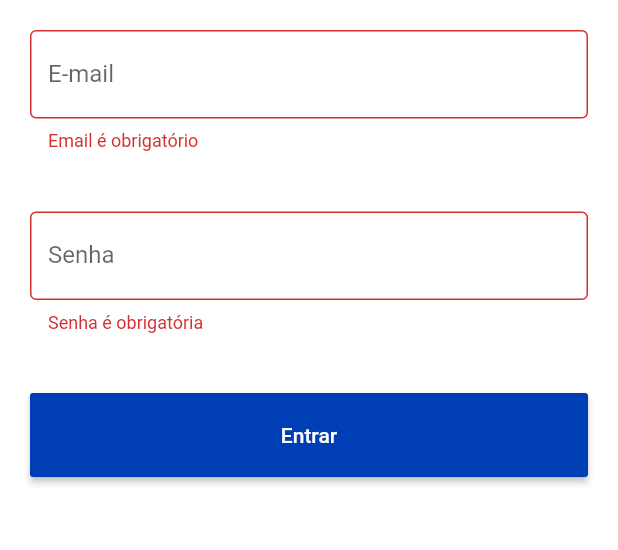
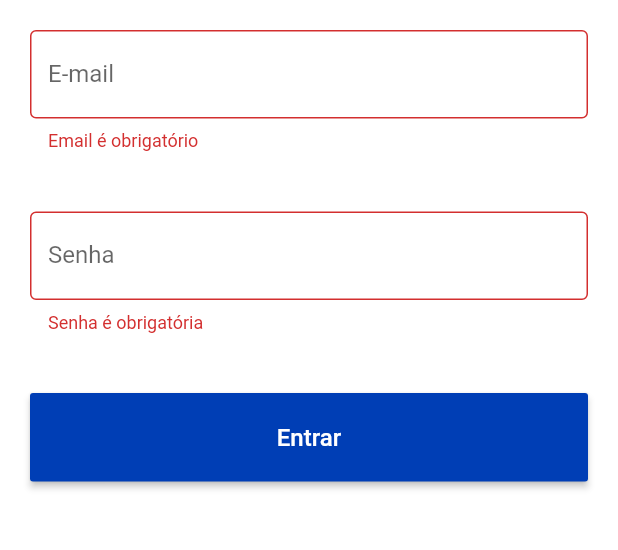
Before and after one commit to CleitonEstefenon/BlockSearch, a Flutter app: the screen it shows after launch, after a tap on "Entrar", on a phone screen of 412 x 824 dp, the part 300-850 px from its top. Run offline on Flutter 3.47's test engine with Material 2 defaults, Android fonts, the phone set to English and light mode, and no system bars; our stand-ins replace shared_preferences.

Commit message:
Adicionado Loading na tela de login

```diff
--- a/projeto/lib/src/views/login.dart
+++ b/projeto/lib/src/views/login.dart
@@ -18,49 +18,47 @@ class _LoginState extends State<Login> {
 
   bool validate = false;
 
-  Future<bool> _endApplication() async {
-    return showDialog<bool>(
-        context: context,
-        barrierDismissible: false,
-        builder: (context) => AlertDialog(
-              title: Text('Sair do App?'),
-              content: Text('Você deseja SAIR da aplicação?'),
-              actions: <Widget>[
-                RaisedButton(
-                    color: Colors.blue,
-                    child: Text('Não'),
-                    onPressed: () {
-                      Navigator.of(context).pop();
-                    }),
-                RaisedButton(
-                  color: Colors.blue,
-                  child: Text('Sim'),
-                  onPressed: () {
-                    SystemNavigator.pop();
-                  },
-                ),
-              ],
-            ));
-  }
+  bool _loading = false;
 
   void showMessage(String msg) {
     _scaffoldState.currentState.showSnackBar(
       SnackBar(
-        content: Text("$msg"),
+        content: Text(
+          "$msg",
+          textAlign: TextAlign.center,
+        ),
         duration: Duration(seconds: 2),
       ),
     );
   }
 
   void navigateToHome() {
-    Navigator.pushReplacement(context, MaterialPageRoute(builder: (context) => Home()));
+    Navigator.pushReplacement(
+        context, MaterialPageRoute(builder: (context) => Home()));
+  }
+
+  Widget setUpButtonChild() {
+    if (!_loading) {
+      return Padding(
+        padding: const EdgeInsets.all(20),
+        child: Text(
+          "Entrar",
+          style: const TextStyle(color: Colors.white, fontSize: 16.0),
+        ),
+      );
+    } else {
+      return Padding(
+        padding: const EdgeInsets.all(11.2),
+        child: CircularProgressIndicator(
+          valueColor: AlwaysStoppedAnimation<Color>(Colors.white),
+        ),
+      );
+    }
   }
 
   @override
   Widget build(BuildContext context) {
-    return WillPopScope(
-      onWillPop: _endApplication,
-      child: Scaffold(
+    return Scaffold(
       key: _scaffoldState,
       backgroundColor: Colors.white,
       body: Form(
@@ -105,21 +103,27 @@ class _LoginState extends State<Login> {
               ),
               Padding(
                 padding: EdgeInsets.all(20),
-                 child: RaisedButton(
-                    padding: EdgeInsets.all(20),
+                child: MaterialButton(
                   color: Theme.of(context).primaryColor,
-                    child: Text(
-                      "Entrar",
-                      style: TextStyle(color: Colors.white),
-                    ),
+                  child: setUpButtonChild(),
                   onPressed: () {
                     if (key.currentState.validate()) {
                       key.currentState.save();
+
+                      SystemChannels.textInput.invokeMethod('TextInput.hide');
+
+                      setState(() {
+                        _loading = true;
+                      });
+
                       bloc.authenticated().then((isAuthenticated) {
                         if (isAuthenticated) {
                           navigateToHome();
                         } else {
                           showMessage('Nenhum usuário encontrado.');
+                          setState(() {
+                            _loading = false;
+                          });
                         }
                       });
                     } else {
@@ -134,7 +138,6 @@ class _LoginState extends State<Login> {
           ),
         ),
       ),
-      ),
     );
   }
 }
--- a/projeto/pubspec.yaml
+++ b/projeto/pubspec.yaml
@@ -20,6 +20,7 @@ dependencies:
   flutter:
     sdk: flutter
   flutter_speed_dial: ^1.2.1
+  local_auth: ^0.4.0+1
 
   # The following adds the Cupertino Icons font to your application.
   # Use with the CupertinoIcons class for iOS style icons.
```
Also changed, not shown: 1 other file. Lines whose indentation alone changed are shown as unchanged.
